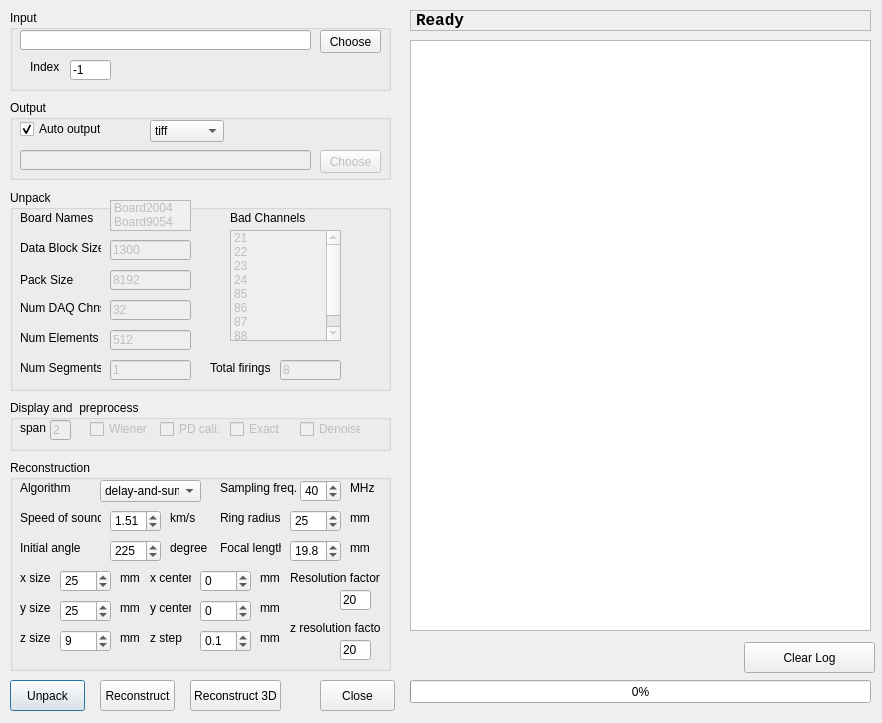
Before: the Qt Designer form configDialog.ui in lirenzhucn/PACT_code, drawn with Qt 5.
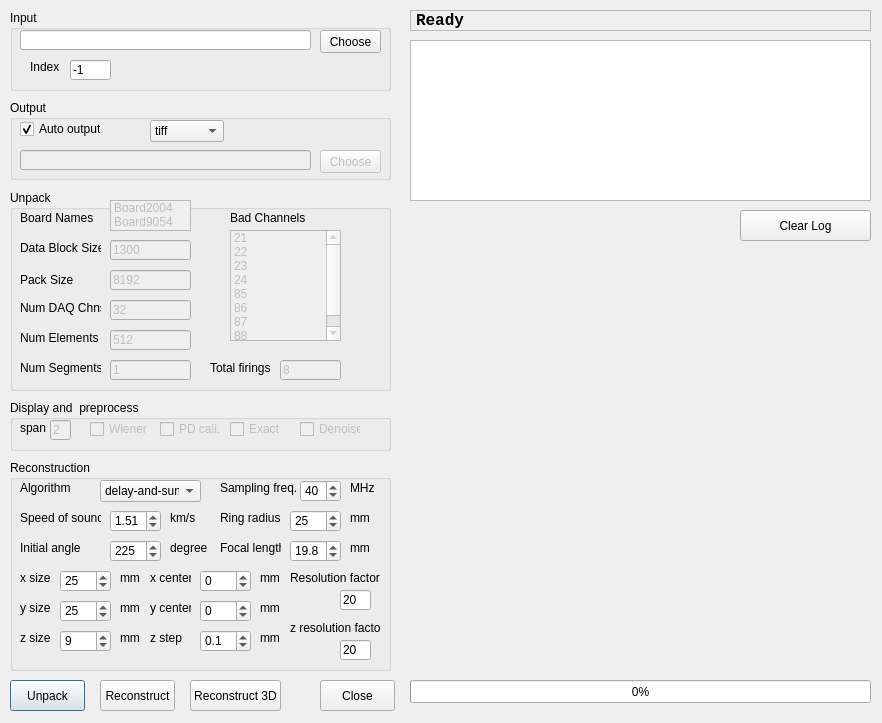
After: the same form once the commit is applied. Custom widgets are drawn as their Qt base class.

Commit message: Adding a customized ImageSliceDisplay widget to the GUI. The implementation of the widget is minimal right now.

Diff of the .ui file:
```diff
--- a/configDialog.ui
+++ b/configDialog.ui
@@ -1171,7 +1171,7 @@
      <x>410</x>
      <y>40</y>
      <width>461</width>
-     <height>591</height>
+     <height>161</height>
     </rect>
    </property>
    <property name="font">
@@ -1240,8 +1240,8 @@
   <widget class="QPushButton" name="mBtnClearLog">
    <property name="geometry">
     <rect>
-     <x>744</x>
-     <y>642</y>
+     <x>740</x>
+     <y>210</y>
      <width>131</width>
      <height>31</height>
     </rect>
@@ -1253,7 +1253,25 @@
     <bool>false</bool>
    </property>
   </widget>
+  <widget class="ImageSliceDisplay" name="mImageDisplay" native="true">
+   <property name="geometry">
+    <rect>
+     <x>410</x>
+     <y>260</y>
+     <width>461</width>
+     <height>411</height>
+    </rect>
+   </property>
+  </widget>
  </widget>
+ <customwidgets>
+  <customwidget>
+   <class>ImageSliceDisplay</class>
+   <extends>QWidget</extends>
+   <header>ImageSliceDisplay</header>
+   <container>1</container>
+  </customwidget>
+ </customwidgets>
  <resources/>
  <connections/>
 </ui>
```
The commit also changes 1 other file.
